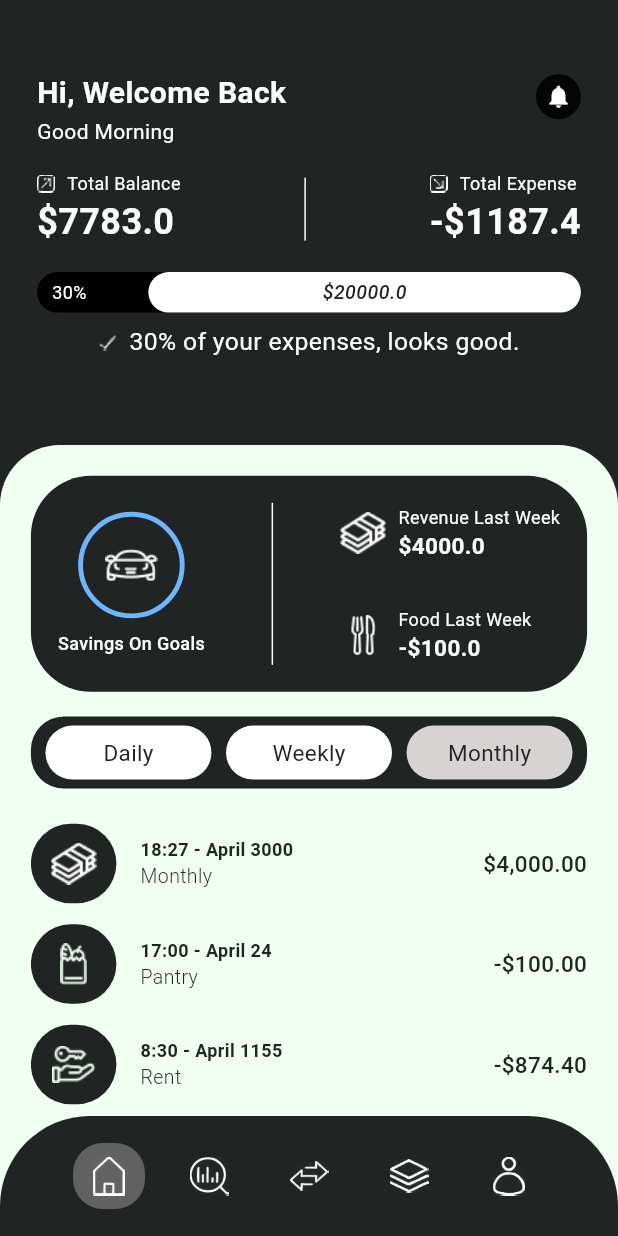
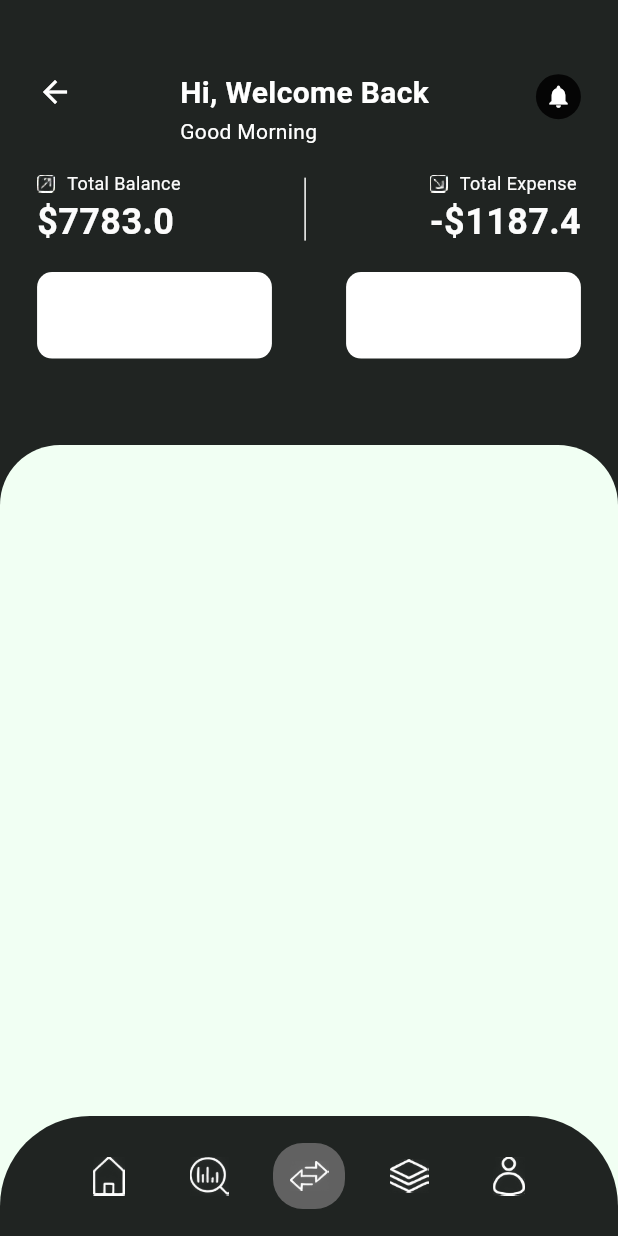
Before and after one commit to dyeafsnsein/SBMA, a Flutter app: the screen it shows after launch, on a phone screen of 412 x 824 dp. Run offline on Flutter 3.47's test engine with Material 3 defaults, Android fonts, the light colour scheme and no system bars; Roboto replaces fonts that are missing (League Spartan, Poppins).

Commit message:
transaction commit

```diff
--- a/lib/main.dart
+++ b/lib/main.dart
@@ -1,4 +1,5 @@
 import 'package:flutter/material.dart';
+import 'package:test_app/pages/transaction.dart';
 import 'pages/Home.dart'; // Import the external LaunchPage
 
 void main() {
@@ -18,7 +19,7 @@ class MyApp extends StatelessWidget {
         // Global dark grey background color
         scaffoldBackgroundColor: const Color(0xFF202422),
       ),
-      home: const Home(),
+      home: const Transactions(),
     );
   }
 }
--- a/lib/pages/Home.dart
+++ b/lib/pages/Home.dart
@@ -34,7 +34,7 @@ class _HomeState extends State<Home> {
   final List<Map<String, String>> _transactions = [
     {
       'icon': 'lib/pages/assets/Salary.png',
-      'time': '18:27 - April 3000',
+      'time': '18:27 - April 30',
       'category': 'Monthly',
       'amount': '\$4,000.00',
     },
@@ -155,7 +155,7 @@ class _HomeState extends State<Home> {
                                       fontFamily: 'Poppins',
                                       fontSize:
                                           screenWidth *
-                                          0.04, // 4% of screen width
+                                          0.037, // 4% of screen width
                                       color: const Color(0xFFFCFCFC),
                                     ),
                                   ),
--- a/lib/pages/components/balance_overview.dart
+++ b/lib/pages/components/balance_overview.dart
@@ -47,11 +47,7 @@ class BalanceOverview extends StatelessWidget {
             ),
           ],
         ),
-        Container(
-          width: 1,
-          height: 42,
-          color: const Color(0xFFFCFCFC),
-        ),
+        Container(width: 1, height: 42, color: const Color(0xFFFCFCFC)),
         Column(
           crossAxisAlignment: CrossAxisAlignment.start,
           children: [
--- a/lib/pages/components/header.dart
+++ b/lib/pages/components/header.dart
@@ -1,9 +1,16 @@
 import 'package:flutter/material.dart';
 
 class Header extends StatelessWidget {
-  final VoidCallback onNotificationTap;
+  final VoidCallback? onNotificationTap;
+  final VoidCallback? onBackArrowTap; // Optional back arrow callback
+  final bool hideGreeting; // To hide greeting message in Transactions page
 
-  const Header({Key? key, required this.onNotificationTap}) : super(key: key);
+  const Header({
+    Key? key,
+    required this.onNotificationTap,
+    this.onBackArrowTap, // Optional parameter
+    this.hideGreeting = false, // Default value for hiding greeting
+  }) : super(key: key);
 
   @override
   Widget build(BuildContext context) {
@@ -11,10 +18,18 @@ class Header extends StatelessWidget {
       mainAxisAlignment: MainAxisAlignment.spaceBetween,
       crossAxisAlignment: CrossAxisAlignment.start,
       children: [
+        // Show back arrow only if `onBackArrowTap` is provided
+        if (onBackArrowTap != null)
+          GestureDetector(
+            onTap: onBackArrowTap,
+            child: const Icon(Icons.arrow_back, color: Colors.white, size: 24),
+          ),
         Column(
           crossAxisAlignment: CrossAxisAlignment.start,
-          children: const [
-            Text(
+          children: [
+            // Conditionally show the greeting message based on `hideGreeting`
+            if (!hideGreeting)
+              const Text(
                 'Hi, Welcome Back',
                 style: TextStyle(
                   fontFamily: 'Poppins',
@@ -24,8 +39,9 @@ class Header extends StatelessWidget {
                   height: 1.2,
                 ),
               ),
-            SizedBox(height: 4),
-            Text(
+            if (!hideGreeting) const SizedBox(height: 4),
+            if (!hideGreeting)
+              const Text(
                 'Good Morning',
                 style: TextStyle(
                   fontFamily: 'League Spartan',
@@ -46,11 +62,7 @@ class Header extends StatelessWidget {
               borderRadius: BorderRadius.circular(25.71),
             ),
             child: const Center(
-              child: Icon(
-                Icons.notifications,
-                color: Colors.white,
-                size: 18,
-              ),
+              child: Icon(Icons.notifications, color: Colors.white, size: 18),
             ),
           ),
         ),
--- /dev/null
+++ b/lib/pages/transaction.dart
@@ -0,0 +1,164 @@
+import 'package:flutter/material.dart';
+import 'package:flutter/services.dart';
+import 'components/header.dart';
+import 'components/balance_overview.dart';
+import 'components/bottom_nav_bar.dart';
+import 'Notification.dart'; // Ensure this is the correct import
+import 'Home.dart'; // Import your Home page
+
+class Transactions extends StatefulWidget {
+  const Transactions({Key? key}) : super(key: key);
+
+  @override
+  State<Transactions> createState() => _TransactionsState();
+}
+
+class _TransactionsState extends State<Transactions> {
+  int _selectedIndex = 2; // Set the third icon (Transactions) as selected
+
+  final List<String> _iconPaths = [
+    'lib/pages/assets/Home.png',
+    'lib/pages/assets/Analysis.png',
+    'lib/pages/assets/Transactions.png',
+    'lib/pages/assets/Categories.png',
+    'lib/pages/assets/Profile.png',
+  ];
+
+  void _onItemTapped(int index) {
+    setState(() {
+      _selectedIndex = index;
+    });
+
+    // Navigate to the corresponding page
+    switch (index) {
+      case 0:
+        Navigator.pushReplacementNamed(context, '/home');
+        break;
+      case 1:
+        Navigator.pushReplacementNamed(context, '/analysis');
+        break;
+      case 2:
+        // Already on the Transactions page
+        break;
+      case 3:
+        Navigator.pushReplacementNamed(context, '/categories');
+        break;
+      case 4:
+        Navigator.pushReplacementNamed(context, '/profile');
+        break;
+    }
+  }
+
+  void _goBackToHome() {
+    // Navigate to Home page
+    Navigator.pushReplacement(
+      context,
+      MaterialPageRoute(builder: (context) => Home()), // Navigate to HomePage
+    );
+  }
+
+  @override
+  Widget build(BuildContext context) {
+    final screenHeight = MediaQuery.of(context).size.height;
+    final screenWidth = MediaQuery.of(context).size.width;
+
+    return AnnotatedRegion<SystemUiOverlayStyle>(
+      value: SystemUiOverlayStyle.light.copyWith(
+        statusBarColor: Colors.transparent,
+        statusBarIconBrightness: Brightness.light,
+      ),
+      child: Scaffold(
+        backgroundColor: const Color(0xFF202422),
+        body: LayoutBuilder(
+          builder: (context, constraints) {
+            return Stack(
+              children: [
+                Column(
+                  children: [
+                    Expanded(
+                      flex: 36,
+                      child: Container(
+                        color: const Color(0xFF202422),
+                        child: Padding(
+                          padding: EdgeInsets.symmetric(
+                            horizontal: screenWidth * 0.06,
+                            vertical: screenHeight * 0.06,
+                          ),
+                          child: Column(
+                            crossAxisAlignment: CrossAxisAlignment.start,
+                            children: [
+                              Header(
+                                onNotificationTap: () {
+                                  Navigator.push(
+                                    context,
+                                    MaterialPageRoute(
+                                      builder: (context) => NotificationPage(),
+                                    ),
+                                  );
+                                },
+                                onBackArrowTap:
+                                    _goBackToHome, // Pass the callback here
+                              ),
+                              SizedBox(height: screenHeight * 0.02),
+                              BalanceOverview(
+                                totalBalance: 7783.00,
+                                totalExpense: 1187.40,
+                              ),
+                              SizedBox(height: screenHeight * 0.02),
+                              Row(
+                                mainAxisAlignment:
+                                    MainAxisAlignment.spaceBetween,
+                                children: [
+                                  Container(
+                                    width: screenWidth * 0.38,
+                                    height: screenHeight * 0.07,
+                                    decoration: BoxDecoration(
+                                      color: Colors.white,
+                                      borderRadius: BorderRadius.circular(10),
+                                    ),
+                                  ),
+                                  Container(
+                                    width: screenWidth * 0.38,
+                                    height: screenHeight * 0.07,
+                                    decoration: BoxDecoration(
+                                      color: Colors.white,
+                                      borderRadius: BorderRadius.circular(10),
+                                    ),
+                                  ),
+                                ],
+                              ),
+                            ],
+                          ),
+                        ),
+                      ),
+                    ),
+                    Expanded(
+                      flex: 64,
+                      child: Container(
+                        decoration: const BoxDecoration(
+                          color: Color(0xFFF1FFF3),
+                          borderRadius: BorderRadius.only(
+                            topLeft: Radius.circular(40),
+                            topRight: Radius.circular(40),
+                          ),
+                        ),
+                      ),
+                    ),
+                  ],
+                ),
+                Align(
+                  alignment: Alignment.bottomCenter,
+                  child: BottomNavBar(
+                    iconPaths: _iconPaths,
+                    selectedIndex: _selectedIndex,
+                    onItemTapped: _onItemTapped,
+                  ),
+                ),
+              ],
+            );
+          },
+        ),
+      ),
+    );
+  }
+}
```
Lines whose indentation alone changed are shown as unchanged.
